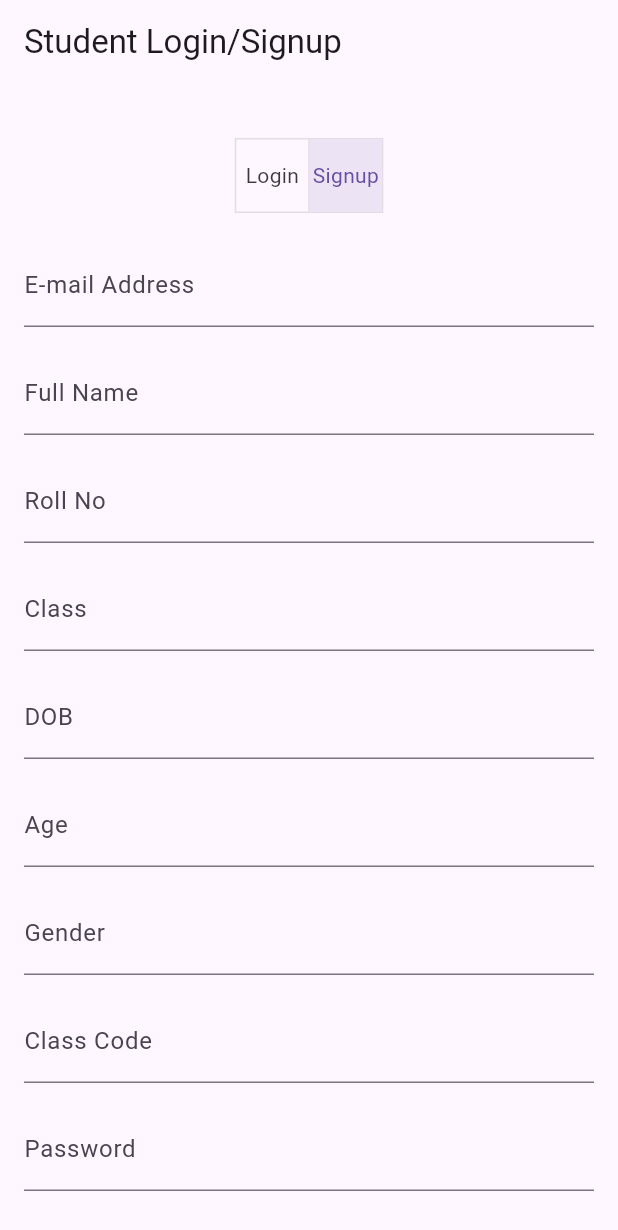
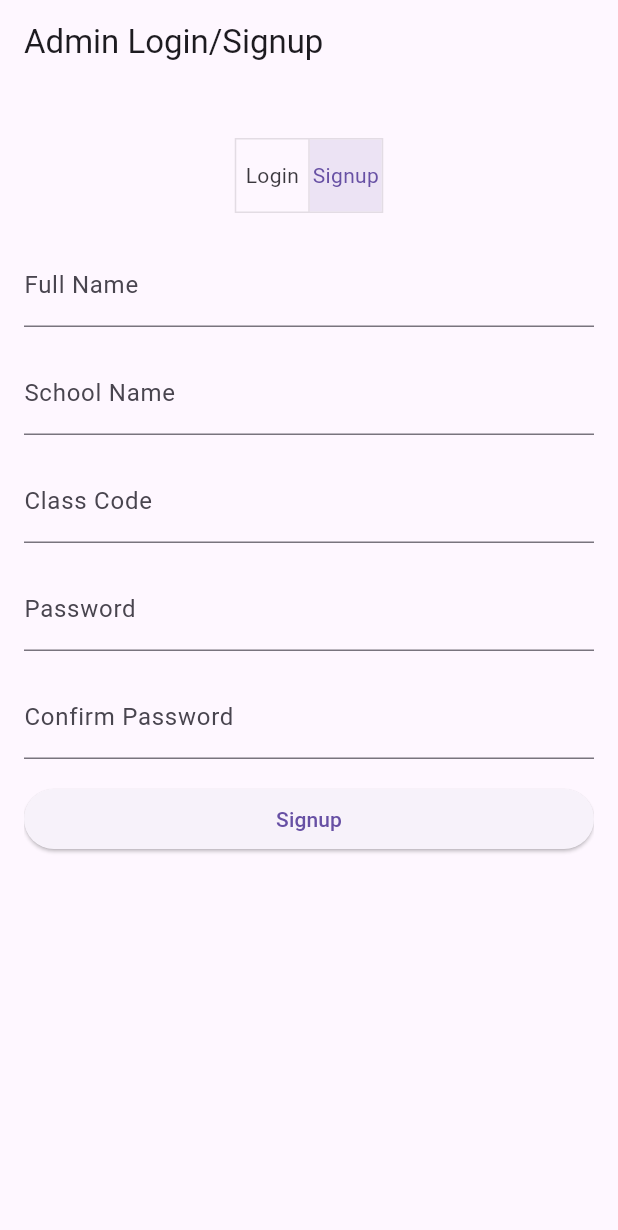
Before and after one commit to SahilDhanwani/SIH_23, a Flutter app: the screen it shows after launch, swiped to page 2, on a phone screen of 412 x 824 dp. Shown: the top 1230 px of the screen. Run offline on Flutter 3.47's test engine with Material 3 defaults, Android fonts, the phone set to English and light mode, and no system bars; our stand-ins replace audioplayers, firebase_auth, firebase_core, firebase_database, google_fonts, permission_handler and 2 more; missing offline and left inert: headset_connection_event, noise_meter, perfect_volume_control; accounts and stored records are empty.

Commit message:
Firebase by SD

```diff
--- a/lib/main.dart
+++ b/lib/main.dart
@@ -54,7 +54,7 @@ class MyApp extends StatelessWidget {
       theme: MyTheme.lightTheme(context),
       darkTheme: MyTheme.darkTheme(context),
       debugShowCheckedModeBanner: false,
-      initialRoute: MyRoutes.Mixstudent,
+      initialRoute: MyRoutes.mixadmin,
       routes: {
         // MyRoutes.homeRoute: (context) => const HomePage(), //First page(Admin/Student)
         MyRoutes.studentLoginRoute: (context) => const student_login(), //Second page(Logini/Signup)
--- a/lib/pages/mixadmin.dart
+++ b/lib/pages/mixadmin.dart
@@ -1,8 +1,6 @@
+import 'package:firebase_auth/firebase_auth.dart';
+import 'package:firebase_database/firebase_database.dart';
 import 'package:flutter/material.dart';
-
-void main() {
-  runApp(const mixadmin());
-}
 
 // ignore: camel_case_types
 class mixadmin extends StatelessWidget {
@@ -67,9 +65,9 @@ class _AdminPageState extends State<AdminPage> {
                     _currentPage = index;
                   });
                 },
-                children: const [
+                children: [
                   // Admin Login Page
-                  AdminLoginForm(),
+                  const AdminLoginForm(),
                   // Admin Signup Page
                   AdminSignupForm(),
                 ],
@@ -123,16 +121,31 @@ class AdminLoginForm extends StatelessWidget {
 }
 
 class AdminSignupForm extends StatelessWidget {
-  const AdminSignupForm({super.key});
+  AdminSignupForm({super.key});
+
+
+  final name = TextEditingController();
+    final school = TextEditingController();
+    // ignore: non_constant_identifier_names
+    final class_code = TextEditingController();
+    final pass1 = TextEditingController();
+    final pass2 = TextEditingController();
+
+    final _formKey = GlobalKey<FormState>();
+    final FirebaseAuth _auth = FirebaseAuth.instance;
+    final adminRef = FirebaseDatabase.instance.ref('admin');
 
   @override
   Widget build(BuildContext context) {
     return SingleChildScrollView(
+      child: Form(
+        key: _formKey,
         child: Column(
           crossAxisAlignment: CrossAxisAlignment.stretch,
           children: [
-          const TextField(
-            decoration: InputDecoration(
+            TextFormField(
+              controller: name,
+              decoration: const InputDecoration(
                 labelText: 'Full Name',
                 hintText: 'Enter your full name',
               ),
@@ -140,8 +153,9 @@ class AdminSignupForm extends StatelessWidget {
             const SizedBox(
               height: 16,
             ),
-          const TextField(
-            decoration: InputDecoration(
+            TextFormField(
+              controller: school,
+              decoration: const InputDecoration(
                 labelText: 'School Name',
                 hintText: 'Enter your school name',
               ),
@@ -149,8 +163,9 @@ class AdminSignupForm extends StatelessWidget {
             const SizedBox(
               height: 16,
             ),
-          const TextField(
-            decoration: InputDecoration(
+            TextFormField(
+              controller: class_code,
+              decoration: const InputDecoration(
                 labelText: 'Class Code',
                 hintText: 'Enter your class code',
               ),
@@ -158,8 +173,9 @@ class AdminSignupForm extends StatelessWidget {
             const SizedBox(
               height: 16,
             ),
-          const TextField(
-            decoration: InputDecoration(
+            TextFormField(
+              controller: pass1,
+              decoration: const InputDecoration(
                 labelText: 'Password',
                 hintText: 'Enter your password',
               ),
@@ -168,8 +184,9 @@ class AdminSignupForm extends StatelessWidget {
             const SizedBox(
               height: 16,
             ),
-          const TextField(
-            decoration: InputDecoration(
+            TextFormField(
+              controller: pass2,
+              decoration: const InputDecoration(
                 labelText: 'Confirm Password',
                 hintText: 'Confirm your password',
               ),
@@ -180,12 +197,22 @@ class AdminSignupForm extends StatelessWidget {
             ),
             ElevatedButton(
               onPressed: () {
-              // Implement your admin signup logic here
+                _auth.createUserWithEmailAndPassword(
+                  email: class_code.text.toString(),
+                  password: pass1.text.toString(),
+                );
+
+                adminRef.child(DateTime.now().millisecondsSinceEpoch.toString()).set({
+                  'Name' : name.text.toString(),
+                  'School' : school.text.toString(),
+                  'class_code' : class_code.text.toString(),
+                });
               },
               child: const Text('Signup'),
             ),
           ],
         ),
+      )
     );
   }
 }
```
Also changed, not shown: lib/pages/mixstudent.dart (+16 -3 lines), 1 other file. Lines whose indentation alone changed are shown as unchanged.
